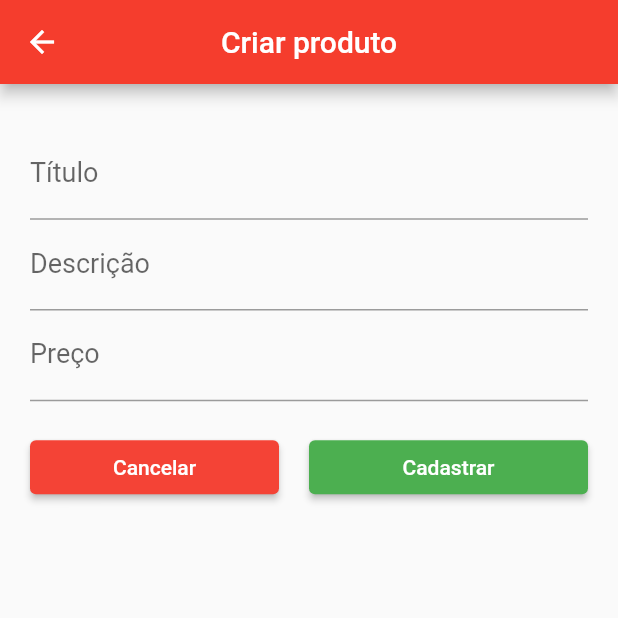
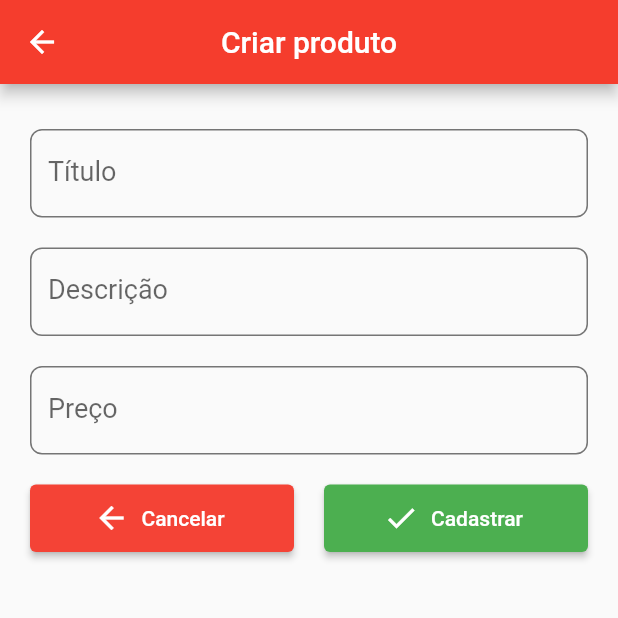
Before and after one commit to rennerborges/desenvolvimento_sistemas_moveis_tsi, a Flutter app: the CreateProductScreen screen opened directly, on a phone screen of 412 x 824 dp, the top half of it. Run offline on Flutter 3.47's test engine with Material 2 defaults, Android fonts, the phone set to English and light mode, and no system bars; network calls fail.

Commit message:
style: alterando visual do input e dos botões

```diff
--- a/shop_app/lib/create-product-screen.dart
+++ b/shop_app/lib/create-product-screen.dart
@@ -72,9 +72,23 @@ class _CreateProductScreenState extends State<CreateProductScreen> {
               children: [
                 TextFormField(
                   controller: _tituloController,
-                  decoration: const InputDecoration(
+                  decoration: InputDecoration(
                     labelText: "Título",
-                    labelStyle: TextStyle(fontSize: 18),
+                    labelStyle: const TextStyle(fontSize: 18),
+                    enabledBorder: OutlineInputBorder(
+                      borderRadius: const BorderRadius.all(Radius.circular(8)),
+                      borderSide: BorderSide(
+                        width: 1,
+                        color: Colors.grey[600]!,
+                      ),
+                    ),
+                    focusedBorder: OutlineInputBorder(
+                      borderRadius: const BorderRadius.all(Radius.circular(8)),
+                      borderSide: BorderSide(
+                        width: 1,
+                        color: Theme.of(context).primaryColor,
+                      ),
+                    ),
                   ),
                   validator: (value) {
                     if (value!.isEmpty) {
@@ -82,11 +96,29 @@ class _CreateProductScreenState extends State<CreateProductScreen> {
                     }
                   },
                 ),
-                TextFormField(
+                Container(
+                  margin: const EdgeInsets.only(top: 20),
+                  child: TextFormField(
                     controller: _descricaoController,
-                  decoration: const InputDecoration(
+                    decoration: InputDecoration(
                       labelText: "Descrição",
-                    labelStyle: TextStyle(fontSize: 18),
+                      labelStyle: const TextStyle(fontSize: 18),
+                      enabledBorder: OutlineInputBorder(
+                        borderRadius:
+                            const BorderRadius.all(Radius.circular(8)),
+                        borderSide: BorderSide(
+                          width: 1,
+                          color: Colors.grey[600]!,
+                        ),
+                      ),
+                      focusedBorder: OutlineInputBorder(
+                        borderRadius:
+                            const BorderRadius.all(Radius.circular(8)),
+                        borderSide: BorderSide(
+                          width: 1,
+                          color: Theme.of(context).primaryColor,
+                        ),
+                      ),
                     ),
                     validator: (value) {
                       if (value!.isEmpty) {
@@ -94,19 +126,39 @@ class _CreateProductScreenState extends State<CreateProductScreen> {
                       }
                     },
                   ),
-                TextFormField(
+                ),
+                Container(
+                  margin: const EdgeInsets.only(top: 20),
+                  child: TextFormField(
                     controller: _precoController,
                     keyboardType: TextInputType.number,
-                  decoration: const InputDecoration(
+                    decoration: InputDecoration(
                       prefixText: "R\$: ",
                       labelText: "Preço",
-                    labelStyle: TextStyle(fontSize: 18),
+                      labelStyle: const TextStyle(fontSize: 18),
+                      enabledBorder: OutlineInputBorder(
+                        borderRadius:
+                            const BorderRadius.all(Radius.circular(8)),
+                        borderSide: BorderSide(
+                          width: 1,
+                          color: Colors.grey[600]!,
+                        ),
+                      ),
+                      focusedBorder: OutlineInputBorder(
+                        borderRadius:
+                            const BorderRadius.all(Radius.circular(8)),
+                        borderSide: BorderSide(
+                          width: 1,
+                          color: Theme.of(context).primaryColor,
+                        ),
+                      ),
                     ),
                     onChanged: (string) {
                       string = toReal(string.replaceAll(RegExp(r'[.,]'), ''));
                       _precoController.value = TextEditingValue(
                         text: string,
-                      selection: TextSelection.collapsed(offset: string.length),
+                        selection:
+                            TextSelection.collapsed(offset: string.length),
                       );
                     },
                     validator: (value) {
@@ -115,15 +167,18 @@ class _CreateProductScreenState extends State<CreateProductScreen> {
                       }
                     },
                   ),
+                ),
                 Row(
                   children: [
                     Expanded(
                       child: Container(
-                          margin: const EdgeInsets.only(top: 20, right: 20),
-                          child: ElevatedButton(
+                          height: 45,
+                          margin: const EdgeInsets.only(top: 20, right: 10),
+                          child: ElevatedButton.icon(
                             style:
                                 ElevatedButton.styleFrom(primary: Colors.red),
-                            child: const Text(
+                            icon: const Icon(Icons.arrow_back),
+                            label: const Text(
                               "Cancelar",
                               style: TextStyle(color: Colors.white),
                             ),
@@ -134,11 +189,13 @@ class _CreateProductScreenState extends State<CreateProductScreen> {
                     ),
                     Expanded(
                       child: Container(
-                          margin: const EdgeInsets.only(top: 20),
-                          child: ElevatedButton(
+                          height: 45,
+                          margin: const EdgeInsets.only(top: 20, left: 10),
+                          child: ElevatedButton.icon(
                             style:
                                 ElevatedButton.styleFrom(primary: Colors.green),
-                            child: const Text(
+                            icon: const Icon(Icons.check),
+                            label: const Text(
                               "Cadastrar",
                               style: TextStyle(color: Colors.white),
                             ),
```
Lines whose indentation alone changed are shown as unchanged.
